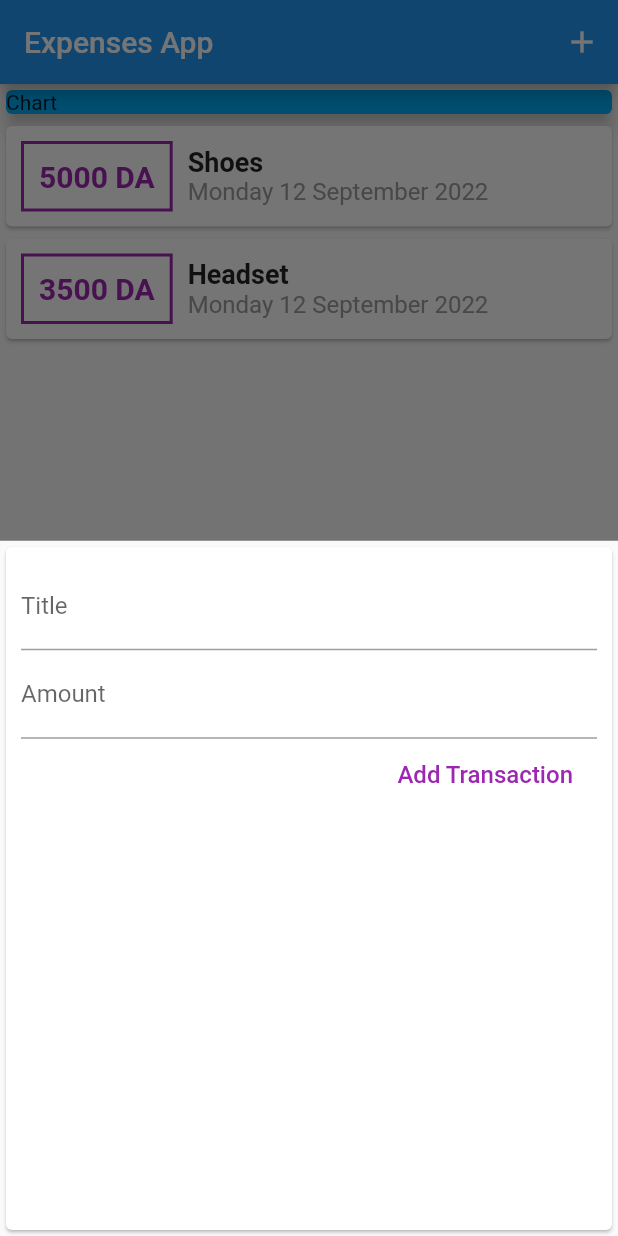
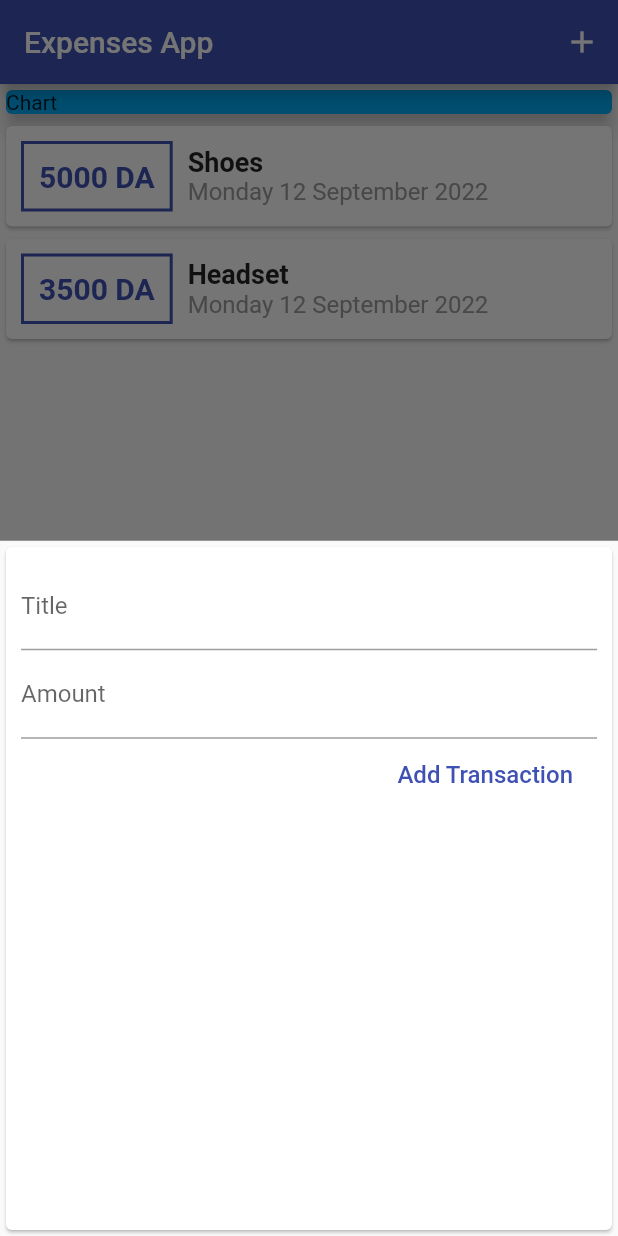
Before and after one commit to Houcine-O/personal-expenses-app, a Flutter app: the screen it shows after launch, after a tap on the "add" icon, on a phone screen of 412 x 824 dp. Run offline on Flutter 3.47's test engine with Material 2 defaults, Android fonts, the phone set to English and light mode, and no system bars.

Commit message:
started theming

```diff
--- a/lib/main.dart
+++ b/lib/main.dart
@@ -14,6 +14,10 @@ class ExpensesApp extends StatelessWidget {
   Widget build(BuildContext context) {
     return MaterialApp(
       title: 'Expenses App',
+      theme: ThemeData(
+        primarySwatch: Colors.indigo,
+        accentColor: Colors.indigoAccent,
+      ),
       home: MyHomePage(),
     );
   }
@@ -84,7 +88,6 @@ class _MyHomePageState extends State<MyHomePage> {
       ),
       floatingActionButtonLocation: FloatingActionButtonLocation.centerFloat,
       floatingActionButton: FloatingActionButton(
-        backgroundColor: Colors.purple,
         child: Icon(Icons.add),
         onPressed: () => _startAddTransaction(context),
       ),
--- a/lib/widgets/new_transaction.dart
+++ b/lib/widgets/new_transaction.dart
@@ -45,7 +45,7 @@ class _NewTransactionState extends State<NewTransaction> {
             ),
             FlatButton(
               onPressed: submitData,
-              textColor: Colors.purple,
+              textColor: Theme.of(context).primaryColor,
               child: Text('Add Transaction', style: TextStyle(fontSize: 16)),
             )
           ],
--- a/lib/widgets/transaction_list.dart
+++ b/lib/widgets/transaction_list.dart
@@ -22,12 +22,12 @@ class TransactionList extends StatelessWidget {
                   decoration: BoxDecoration(
                     border: Border.all(
                       width: 2,
-                      color: Colors.purple,
+                      color: Theme.of(context).primaryColor,
                     ),
                   ),
                   child: Text(
                     style: TextStyle(
-                      color: Colors.purple,
+                      color: Theme.of(context).primaryColor,
                       fontWeight: FontWeight.bold,
                       fontSize: 20,
                     ),
```
